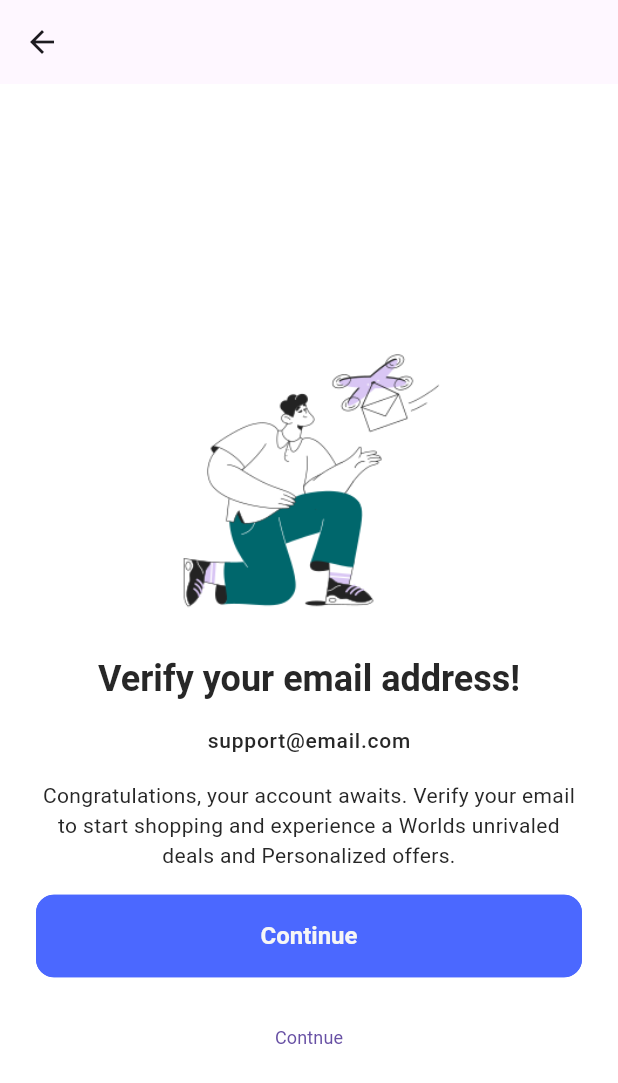
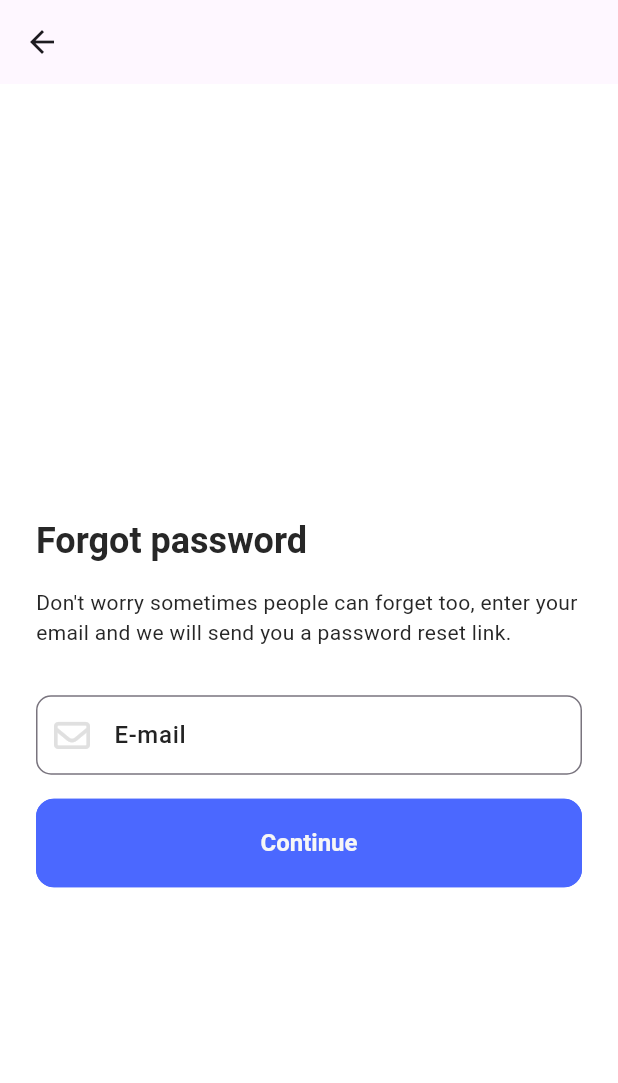
Before and after one commit to hitchcliff/flutter-ecommerce-app, a Flutter app: the ForgotPassword screen opened directly, on a phone screen of 412 x 824 dp. Shown: the top 1083 px of the screen. Run offline on Flutter 3.47's test engine with Material 3 defaults, Android fonts, the light colour scheme and no system bars; our stand-ins replace font_awesome_flutter, get, smooth_page_indicator; Roboto replaces fonts that are missing (Poppins).

Commit message:
forgot password screen

```diff
--- a/lib/screens/forgot_password.dart
+++ b/lib/screens/forgot_password.dart
@@ -1,7 +1,7 @@
 import 'package:flutter/material.dart';
+import 'package:font_awesome_flutter/font_awesome_flutter.dart';
 import 'package:single_store_ecommerce/components/fullscreen_container.dart';
 import 'package:single_store_ecommerce/extensions/list_space_between.dart';
-import 'package:single_store_ecommerce/utils/constants/image_strings.dart';
 import 'package:single_store_ecommerce/utils/constants/sizes.dart';
 import 'package:single_store_ecommerce/utils/constants/text_strings.dart';
 
@@ -18,18 +18,29 @@ class ForgotPassword extends StatelessWidget {
         child: FullscreenContainer(
           child: Column(
             mainAxisAlignment: MainAxisAlignment.center,
-            crossAxisAlignment: CrossAxisAlignment.center,
+            crossAxisAlignment: CrossAxisAlignment.start,
             children: [
-              const Image(
-                image: AssetImage(MyImages.verifyEmailImg),
-                height: 200,
+              Column(
+                crossAxisAlignment: CrossAxisAlignment.start,
+                children: [
+                  Text(
+                    MyTexts.forgotPasswordTitle,
+                    style: theme.textTheme.headlineMedium,
                   ),
-              Text(MyTexts.verifyTitle, style: theme.textTheme.headlineMedium),
-              Text(MyTexts.verifyEmail, style: theme.textTheme.bodyLarge),
                   Text(
-                MyTexts.verifyDescription,
+                    MyTexts.forgotPasswordDescription,
                     style: theme.textTheme.bodyMedium,
-                textAlign: TextAlign.center,
+                  ),
+                ].gap(height: MySizes.spaceBtwItems),
+              ),
+              Form(
+                child: Column(
+                  children: [
+                    TextFormField(
+                      decoration: const InputDecoration(
+                        prefixIcon: Icon(FontAwesomeIcons.envelope),
+                        labelText: MyTexts.forgotPasswordPlaceholder,
+                      ),
                     ),
                     SizedBox(
                       width: double.infinity,
@@ -38,14 +49,10 @@ class ForgotPassword extends StatelessWidget {
                         child: const Text(MyTexts.verifyContinueBtn),
                       ),
                     ),
-              SizedBox(
-                width: double.infinity,
-                child: TextButton(
-                  onPressed: () {},
-                  child: const Text(MyTexts.verifyResendBtn),
+                  ].gap(height: MySizes.spaceBtwItems),
                 ),
-              ),
-            ].gap(height: MySizes.spaceBtwItems),
+              )
+            ].gap(height: MySizes.spaceBtwSections),
           ),
         ),
       ),
--- a/lib/utils/constants/sizes.dart
+++ b/lib/utils/constants/sizes.dart
@@ -23,7 +23,7 @@ class MySizes {
   static const double spaceBtwSections = 32.0;
 
   // Button sizes
-  static const double buttonHeight = 18.0;
+  static const double buttonHeight = 20.0;
   static const double buttonRadius = 12.0;
   static const double buttonWidth = 120.0;
   static const double buttonElevation = 4.0;
--- a/lib/utils/constants/text_strings.dart
+++ b/lib/utils/constants/text_strings.dart
@@ -36,16 +36,24 @@ class MyTexts {
   static const String registerCreateAccount = "Create Account";
 
   // Verify account
-  static const verifyTitle = "Verify your email address!";
-  static const verifyEmail = "support@email.com";
-  static const verifyDescription =
+  static const String verifyTitle = "Verify your email address!";
+  static const String verifyEmail = "support@email.com";
+  static const String verifyDescription =
       "Congratulations, your account awaits. Verify your email to start shopping and experience a Worlds unrivaled deals and Personalized offers.";
-  static const verifyContinueBtn = "Continue";
-  static const verifyResendBtn = "Contnue";
+  static const String verifyContinueBtn = "Continue";
+  static const String verifyResendBtn = "Re-send";
 
   // Account created
-  static const accountCreatedTitle = "Your account successfully created!";
-  static const accountCreatedDescription =
+  static const String accountCreatedTitle =
+      "Your account successfully created!";
+  static const String accountCreatedDescription =
       "Welcome to your ultimate shopping destination. Your account is created, unleash the job of seamless online shoppings.";
-  static const accountCreatedBtn = "Continue";
+  static const String accountCreatedBtn = "Continue";
+
+  // Forgot password
+  static const String forgotPasswordTitle = "Forgot password";
+  static const String forgotPasswordDescription =
+      "Don't worry sometimes people can forget too, enter your email and we will send you a password reset link.";
+  static const String forgotPasswordPlaceholder = "E-mail";
+  static const String forgotPasswordBtn = "Submit";
 }
```
Also changed, not shown: lib/screens/verify_email.dart (added, +54 -0 lines). Lines whose indentation alone changed are shown as unchanged.
